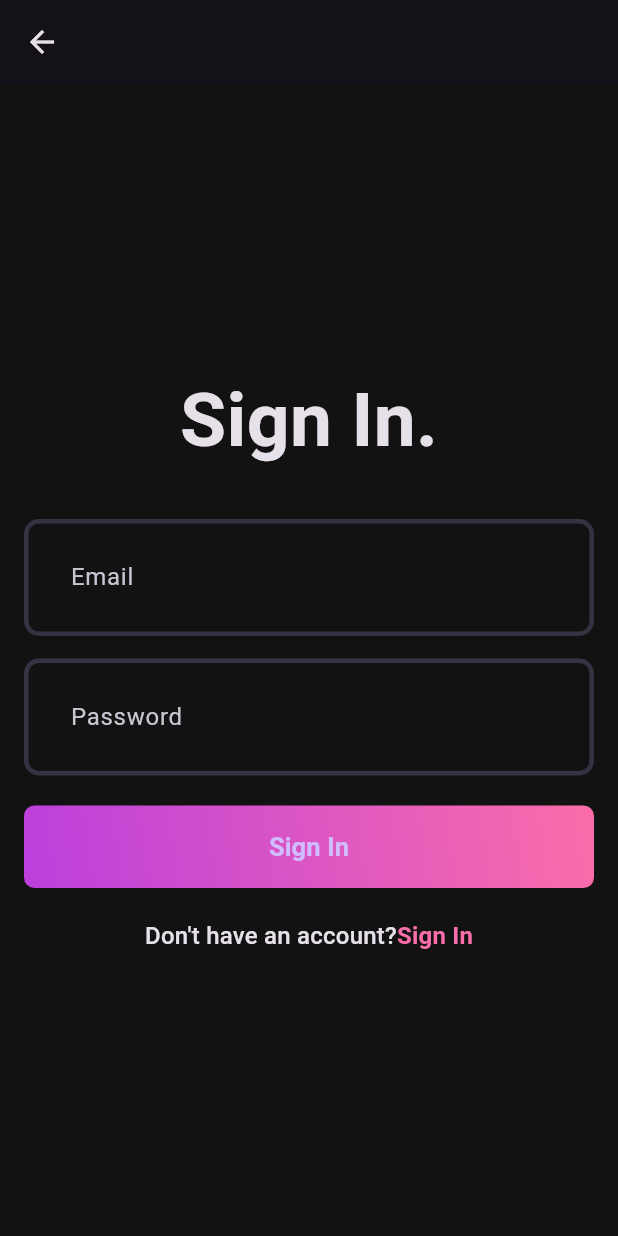
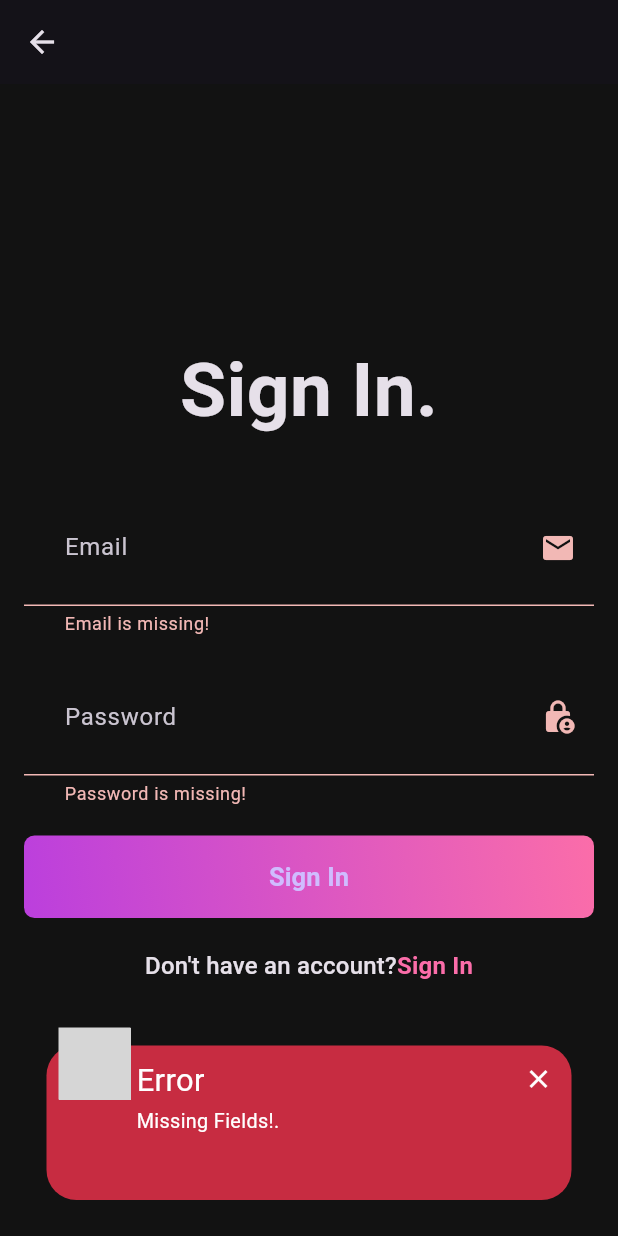
Before and after one commit to Hemanthyt/musicapp, a Flutter app: the SignInPage screen opened directly, after a tap on "Sign In", on a phone screen of 412 x 824 dp. Run offline on Flutter 3.47's test engine with Material 3 defaults, Android fonts, the phone set to English and light mode, and no system bars; drawn by our look-alikes of awesome_snackbar_content; our stand-ins replace file_picker, flutter_riverpod, fpdart, logger, riverpod_annotation; generated files the repository leaves out were written again; grey boxes are pictures that could not be loaded.

Commit message:
signupa and signin page completly done

```diff
--- a/client/lib/features/auth/view/pages/signin_page.dart
+++ b/client/lib/features/auth/view/pages/signin_page.dart
@@ -1,19 +1,25 @@
+import 'package:awesome_snackbar_content/awesome_snackbar_content.dart';
 import 'package:client/core/theme/app_pallate.dart';
+import 'package:client/core/utils.dart';
+import 'package:client/core/widgets/loader.dart';
+import 'package:client/core/widgets/snackbar.dart';
 import 'package:client/features/auth/model/repositories/auth_remote_repository.dart';
 import 'package:client/features/auth/view/pages/signup_page.dart';
 import 'package:client/features/auth/view/widgets/auth_gradient_button.dart';
-import 'package:client/features/auth/view/widgets/custom_field.dart';
+import 'package:client/core/widgets/custom_field.dart';
+import 'package:client/features/auth/viewmodel/auth_viewmodel.dart';
 import 'package:flutter/material.dart';
+import 'package:flutter_riverpod/flutter_riverpod.dart';
 import 'package:fpdart/fpdart.dart' as fpdart;
 
-class SignInPage extends StatefulWidget {
+class SignInPage extends ConsumerStatefulWidget {
   const SignInPage({super.key});
 
   @override
-  State<SignInPage> createState() => _SignInPageState();
+  ConsumerState<SignInPage> createState() => _SignInPageState();
 }
 
-class _SignInPageState extends State<SignInPage> {
+class _SignInPageState extends ConsumerState<SignInPage> {
   TextEditingController emailController = TextEditingController();
   TextEditingController passwordController = TextEditingController();
   final formKey = GlobalKey<FormState>();
@@ -27,10 +33,33 @@ class _SignInPageState extends State<SignInPage> {
 
   @override
   Widget build(BuildContext context) {
+    final isLoading =
+        ref.watch(authViewModelProvider.select((val) => val?.isLoading)) ==
+            true;
+
+    ref.listen(authViewModelProvider, (_, next) {
+      next?.when(
+          data: (data) {
+            Navigator.pushAndRemoveUntil(
+              context,
+              MaterialPageRoute(
+                builder: (context) => const SignInPage(),
+              ),
+              (_) => false,
+            );
+          },
+          error: (error, st) {
+            showSnackBar(
+                context, 'Error', error.toString(), ContentType.failure);
+          },
+          loading: () {});
+    });
     return Scaffold(
       appBar: AppBar(),
       // ignore: prefer_const_constructors
-      body: Padding(
+      body: isLoading
+          ? const Loader()
+          : Padding(
               padding: const EdgeInsets.all(16.0),
               child: Form(
                 key: formKey,
@@ -50,6 +79,7 @@ class _SignInPageState extends State<SignInPage> {
                     CustomField(
                       hintText: 'Email',
                       controller: emailController,
+                      suffixIcon: const Icon(Icons.email),
                     ),
                     const SizedBox(
                       height: 15,
@@ -58,6 +88,9 @@ class _SignInPageState extends State<SignInPage> {
                       hintText: 'Password',
                       controller: passwordController,
                       isObscureText: true,
+                      suffixIcon: Icon(
+                        Icons.lock_person,
+                      ),
                     ),
                     const SizedBox(
                       height: 20,
@@ -65,16 +98,17 @@ class _SignInPageState extends State<SignInPage> {
                     AuthGradientButton(
                       buttonText: 'Sign In',
                       onTap: () async {
-                  final res = await AuthRemoteRepository().login(
-                    email: emailController.value.text,
-                    password: passwordController.value.text,
+                        if (formKey.currentState!.validate()) {
+                          await ref
+                              .read(authViewModelProvider.notifier)
+                              .loginUser(
+                                email: emailController.text,
+                                password: passwordController.text,
                               );
-
-                  final val = switch (res) {
-                    fpdart.Left(value: final l) => l,
-                    fpdart.Right(value: final r) => r.toString(),
-                  };
-                  print(val);
+                        } else {
+                          showSnackBar(context, 'Error', 'Missing Fields!.',
+                              ContentType.failure);
+                        }
                       },
                     ),
                     const SizedBox(
```
Also changed, not shown: client/lib/features/auth/view/pages/signup_page.dart (+21 -16 lines). Lines whose indentation alone changed are shown as unchanged.
